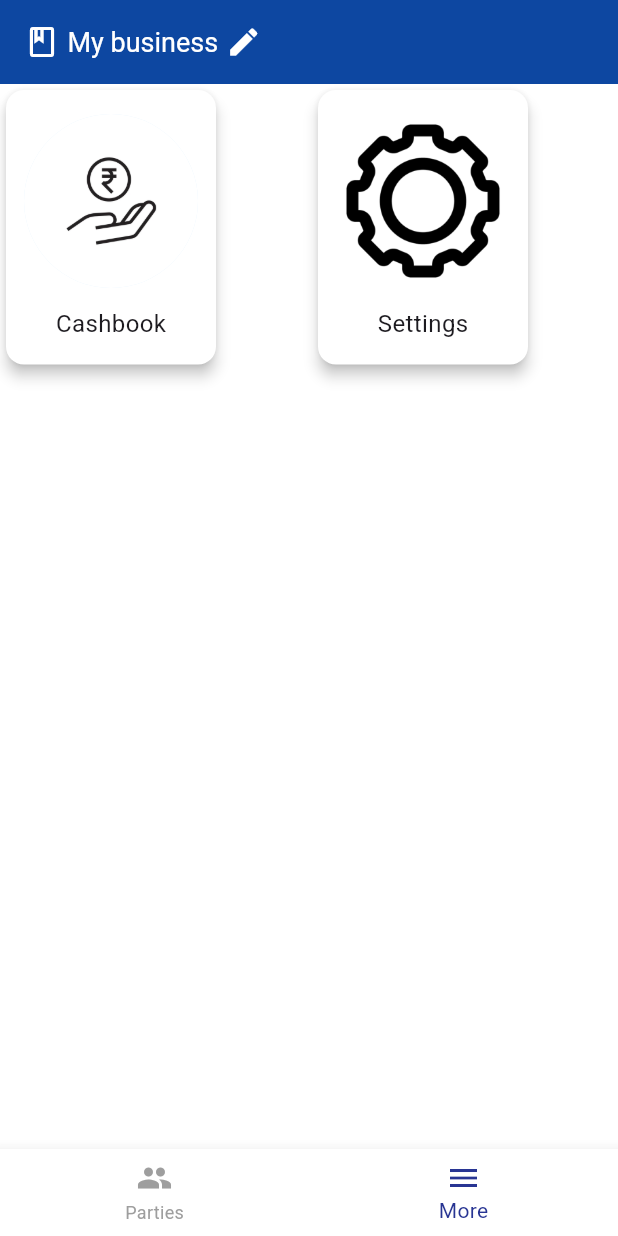
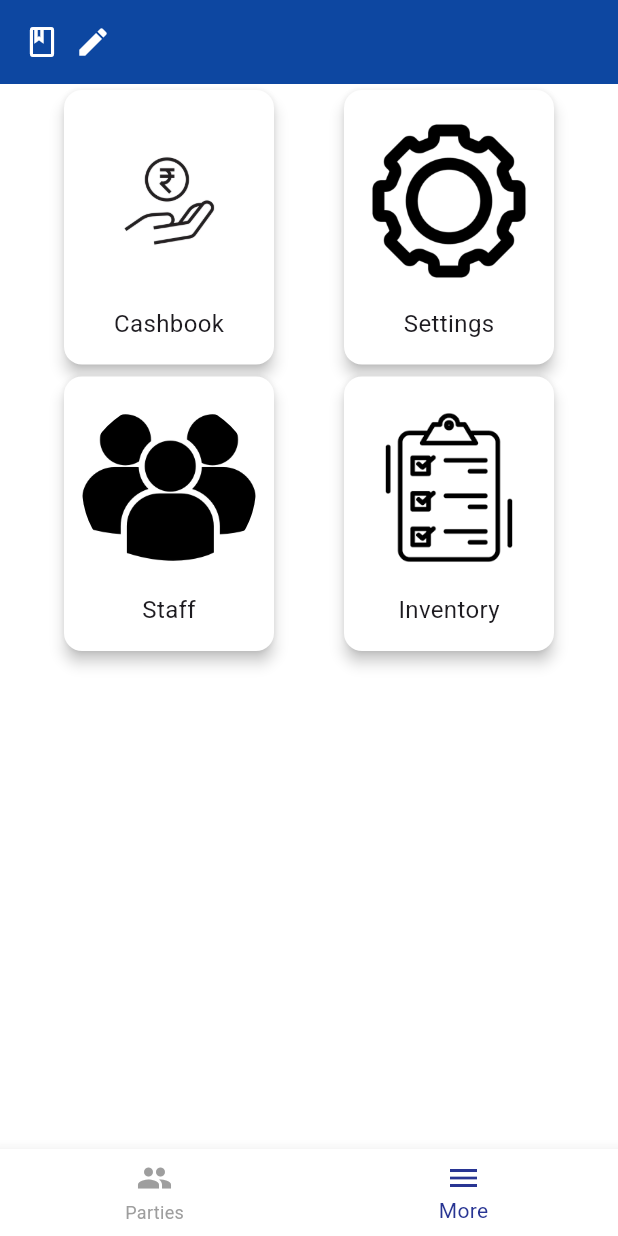
Before and after one commit to hammad-16/Trac-saction, a Flutter app: the screen it shows after launch, item 2 of the bottom bar chosen, on a phone screen of 412 x 824 dp. Run offline on Flutter 3.47's test engine with Material 3 defaults, Android fonts, the phone set to English and light mode, and no system bars; our stand-ins replace flutter_contacts, open_file, pdf, permission_handler, shared_preferences, sqflite; missing offline and left inert: flutter_file_dialog; accounts and stored records are empty.

Commit message:
Corrected the change username logic and added tables for inventory management.

```diff
--- a/lib/main.dart
+++ b/lib/main.dart
@@ -32,7 +32,7 @@ class _KhataBookState extends State<KhataBook> {
 
   @override
   Widget build(BuildContext context) {
-
+ final  provider = Provider.of<KhataBookProvider>(context);
     return MaterialApp(
       title: 'KhataBook',
       debugShowCheckedModeBanner: false,
@@ -49,7 +49,7 @@ class _KhataBookState extends State<KhataBook> {
               spacing: 5,
               children: [
                 const Icon(Icons.book_outlined, color: Colors.white,),
-                 Text(BusinessName.name,
+                 Text(provider.name,
                 style: TextStyle(
                     fontSize: 18,
                   color: Colors.white
--- a/lib/pages/more_page.dart
+++ b/lib/pages/more_page.dart
@@ -1,6 +1,8 @@
 import 'package:flutter/material.dart';
 import 'package:khatabook/pages/passbook.dart';
 import 'package:khatabook/pages/settings_page.dart';
+import 'package:khatabook/pages/staff.dart';
+import 'package:khatabook/widgets/more_page_card.dart';
 
 class MorePage extends StatelessWidget {
   const MorePage({super.key});
@@ -11,85 +13,52 @@ class MorePage extends StatelessWidget {
       body: Column(
         children: [
           Row(
-            spacing: 60,
+            mainAxisAlignment: MainAxisAlignment.spaceEvenly,
             children: [
-              InkWell(
-                onTap: (){
-      Navigator.push(context, MaterialPageRoute(
-        builder: (context) => Passbook(),
-      )
+              MoreCard(
+                title: 'Cashbook',
+                imagePath: 'assets/icons/img.png',
+                onTap: () {
+                  Navigator.push(
+                    context,
+                    MaterialPageRoute(builder: (context) => Passbook()),
                   );
                 },
-                child: Card(
-                  color: Colors.white,
-                  elevation: 4,
-                shape: RoundedRectangleBorder(borderRadius: BorderRadius.circular(12)
               ),
-                  child: Padding(padding: const EdgeInsets.symmetric(vertical: 16, horizontal: 12),
-                  child: Column(
-                    mainAxisSize: MainAxisSize.min,
-                    children: [
-                      CircleAvatar(
-                        backgroundColor: Colors.blue.shade50,
-                        radius: 58,
-                        child: ClipOval(
-                          child: Image.asset('assets/icons/img.png',
-                          height: 120,
-                          width: 120,),
+              MoreCard(
+                title: 'Settings',
+                imagePath: 'assets/icons/img_1.png',
+                onTap: () {
+                  Navigator.push(
+                    context,
+                    MaterialPageRoute(builder: (context) => SettingsPage()),
+                  );
+                },
               ),
-
-                      ),
-                      SizedBox(height: 12,),
-                      Text(
-                        'Cashbook',
-                        style: TextStyle(
-                          fontSize: 16,
-                          fontWeight: FontWeight.w500,
-                        ),
-                      )
             ],
           ),
-                  ),
-                  ),
-              ),
-              InkWell(
-                onTap: (){
-                  Navigator.push(context, MaterialPageRoute(
-                    builder: (context) => SettingsPage(),
-                  )
+          Row(
+            mainAxisAlignment: MainAxisAlignment.spaceEvenly,
+            children: [
+              MoreCard(
+                title: 'Staff',
+                imagePath: 'assets/icons/img_2.png',
+                onTap: () {
+                  Navigator.push(
+                    context,
+                    MaterialPageRoute(builder: (context) => StaffPage()),
                   );
                 },
-                child: Card(
-                  color: Colors.white,
-                  elevation: 4,
-                  shape: RoundedRectangleBorder(borderRadius: BorderRadius.circular(12)
               ),
-                  child: Padding(padding: const EdgeInsets.symmetric(vertical: 16, horizontal: 12),
-                    child: Column(
-                      mainAxisSize: MainAxisSize.min,
-                      children: [
-                        CircleAvatar(
-                          backgroundColor: Colors.white,
-                          radius: 58,
-                          child: ClipOval(
-                            child: Image.asset('assets/icons/img_1.png',
-                              height: 120,
-                              width: 120,),
-                          ),
-
-                        ),
-                        SizedBox(height: 12,),
-                        Text(
-                          'Settings',
-                          style: TextStyle(
-                            fontSize: 16,
-                            fontWeight: FontWeight.w500,
-                          ),
-                        )
-                      ],
-                    ),
-                  ),
-                ),
+              MoreCard(
+                title: 'Inventory',
+                imagePath: 'assets/icons/img_4.png',
+                onTap: () {
+                  Navigator.push(
+                    context,
+                    MaterialPageRoute(builder: (context) => SettingsPage()),
+                  );
+                },
               ),
             ],
           )
--- a/lib/providers/khata_provider.dart
+++ b/lib/providers/khata_provider.dart
@@ -3,7 +3,8 @@ import 'package:khatabook/data/database/database_helper.dart';
 import 'package:khatabook/data/models/contact.dart';
 import 'package:khatabook/data/models/customer_stats.dart';
 import 'package:khatabook/data/models/transaction.dart';
-import 'package:sqflite/sqflite.dart';
+import 'package:shared_preferences/shared_preferences.dart';
+
 
 class KhataBookProvider extends ChangeNotifier{
   final DatabaseHelper _databaseHelper = DatabaseHelper();
@@ -22,6 +23,27 @@ class KhataBookProvider extends ChangeNotifier{
   CustomerStats get stats => _stats;
   Map<int, Map<String, double>> get contactBalances => _contactBalances;
 
+
+  String _name = 'My Business';
+  String get name => _name;
+
+  KhataBookProvider(){
+    _loadName();
+  }
+
+  void setName(String value) async {
+    _name = value;
+    notifyListeners();
+
+    final prefs = await SharedPreferences.getInstance();
+    await prefs.setString('business_name', value);
+  }
+
+  void _loadName() async {
+    final prefs = await SharedPreferences.getInstance();
+    _name = prefs.getString('business_name') ?? '';
+    notifyListeners();
+  }
 
     Future<void> loadCustomers() async{
       _customers = await _databaseHelper.getContacts('customer');
--- /dev/null
+++ b/lib/widgets/more_page_card.dart
@@ -0,0 +1,56 @@
+import 'package:flutter/material.dart';
+
+class MoreCard extends StatelessWidget {
+  final String title;
+  final String imagePath;
+  final VoidCallback onTap;
+
+  const MoreCard({
+    Key? key,
+    required this.title,
+    required this.imagePath,
+    required this.onTap,
+  }) : super(key: key);
+
+  @override
+  Widget build(BuildContext context) {
+    return InkWell(
+      onTap: onTap,
+      child: Card(
+        color: Colors.white,
+        elevation: 4,
+        shape: RoundedRectangleBorder(
+          borderRadius: BorderRadius.circular(12),
+        ),
+        child: Padding(
+          padding: const EdgeInsets.symmetric(vertical: 16, horizontal: 12),
+          child: Column(
+            mainAxisSize: MainAxisSize.min,
+            children: [
+              CircleAvatar(
+                backgroundColor: Colors.white,
+                radius: 58,
+                child: ClipOval(
+                  child: Image.asset(
+                    imagePath,
+                    height: 150,
+                    width: 120,
+                    fit: BoxFit.cover,
+                  ),
+                ),
+              ),
+              const SizedBox(height: 12),
+              Text(
+                title,
+                style: const TextStyle(
+                  fontSize: 16,
+                  fontWeight: FontWeight.w500,
+                ),
+              )
+            ],
+          ),
+        ),
+      ),
+    );
+  }
+}
--- a/pubspec.yaml
+++ b/pubspec.yaml
@@ -45,6 +45,7 @@ dependencies:
   pdf: ^3.11.3
   open_file: ^3.5.10
   flutter_file_dialog: ^3.0.2
+  shared_preferences: ^2.5.3
 
 dev_dependencies:
   flutter_test:
```
Also changed, not shown: lib/data/database/database_helper.dart (+35 -0 lines), lib/data/models/inventory_transaction.dart (added, +47 -0 lines), lib/data/models/item.dart (added, +75 -0 lines), lib/pages/settings_page.dart (+22 -5 lines), lib/pages/staff.dart (added, +15 -0 lines), assets/icons/img_2.png (added), assets/icons/img_4.png (added), pubspec.lock, 1 other file. Lines whose indentation alone changed are shown as unchanged.
